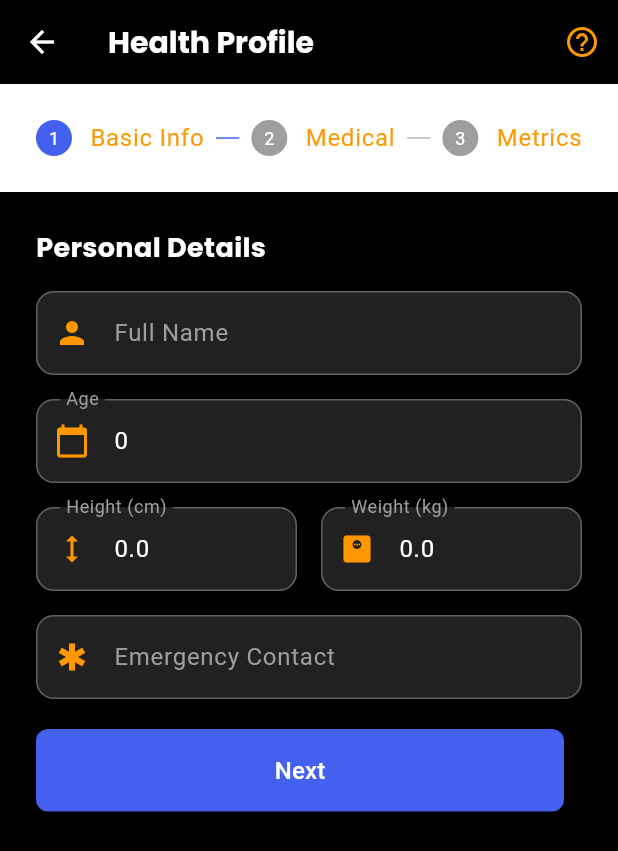
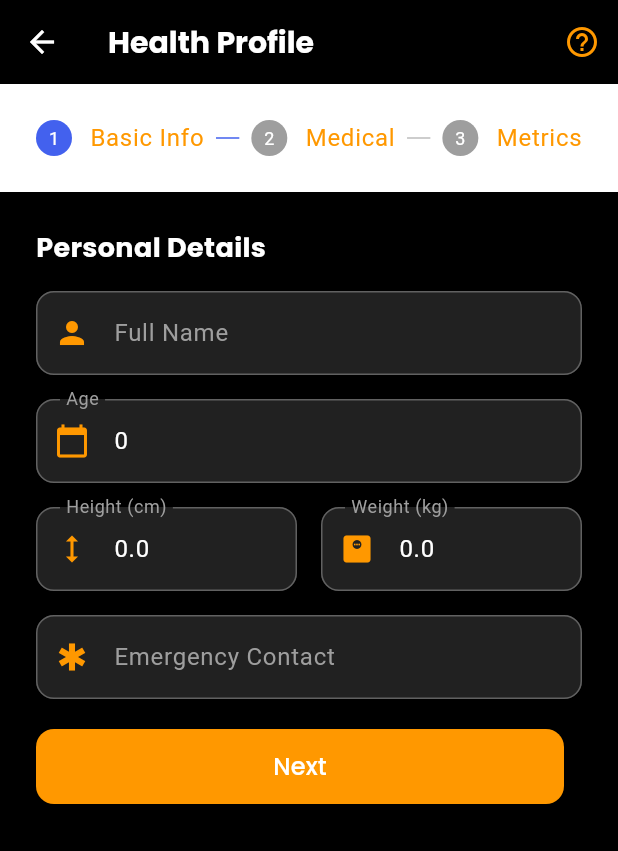
Before and after one commit to IT21300332Savinu/FITGEN, a Flutter app: the ProfileScreen screen opened by its route, on a phone screen of 412 x 824 dp. Shown: the top 851 px of the screen. Run offline on Flutter 3.47's test engine with Material 3 defaults, Android fonts, the phone set to English and light mode, and no system bars; our stand-ins replace cloud_firestore, firebase_auth, firebase_core, firebase_storage, flutter_animate, google_fonts and 1 more; accounts and stored records are empty.

Commit message:
add CustomerButton.dart

```diff
--- a/medical_guidance_system/lib/widgets/CustomButton.dart
+++ b/medical_guidance_system/lib/widgets/CustomButton.dart
@@ -1,31 +1,72 @@
 import 'package:flutter/material.dart';
+import 'package:google_fonts/google_fonts.dart';
 
 class CustomButton extends StatelessWidget {
   final String text;
   final VoidCallback? onPressed;
   final bool isLoading;
+  final Color backgroundColor;
+  final Color textColor;
+  final double height;
+  final double borderRadius;
+  final IconData? icon;
 
   const CustomButton({
-    super.key,
+    Key? key,
     required this.text,
-    required this.onPressed,
+    this.onPressed,
     this.isLoading = false,
-  });
+    this.backgroundColor = Colors.orange,
+    this.textColor = Colors.white,
+    this.height = 50.0,
+    this.borderRadius = 12.0,
+    this.icon,
+  }) : super(key: key);
 
   @override
   Widget build(BuildContext context) {
-    return ElevatedButton(
-      onPressed: isLoading ? null : onPressed,
-      style: ElevatedButton.styleFrom(
-        padding: EdgeInsets.symmetric(vertical: 16),
-        shape: RoundedRectangleBorder(borderRadius: BorderRadius.circular(8)),
+    return SizedBox(
+      height: height,
+      child: ElevatedButton(
+        onPressed: isLoading ? null : onPressed,
+        style: ElevatedButton.styleFrom(
+          backgroundColor: backgroundColor,
+          foregroundColor: textColor,
+          elevation: 0,
+          shape: RoundedRectangleBorder(
+            borderRadius: BorderRadius.circular(borderRadius),
+          ),
+          padding: const EdgeInsets.symmetric(horizontal: 16, vertical: 0),
+        ),
+        child:
+            isLoading
+                ? Center(
+                  child: SizedBox(
+                    height: 20,
+                    width: 20,
+                    child: CircularProgressIndicator(
+                      strokeWidth: 2.0,
+                      valueColor: AlwaysStoppedAnimation<Color>(textColor),
+                    ),
+                  ),
+                )
+                : Row(
+                  mainAxisAlignment: MainAxisAlignment.center,
+                  children: [
+                    if (icon != null) ...[
+                      Icon(icon, size: 18),
+                      SizedBox(width: 8),
+                    ],
+                    Text(
+                      text,
+                      style: GoogleFonts.poppins(
+                        fontSize: 16,
+                        fontWeight: FontWeight.w500,
+                      ),
+                    ),
+                  ],
+                ),
       ),
-      child:
-          isLoading
-              ? CircularProgressIndicator(
-                valueColor: AlwaysStoppedAnimation<Color>(Colors.white),
-              )
-              : Text(text, style: TextStyle(fontSize: 16)),
     );
   }
 }
```
